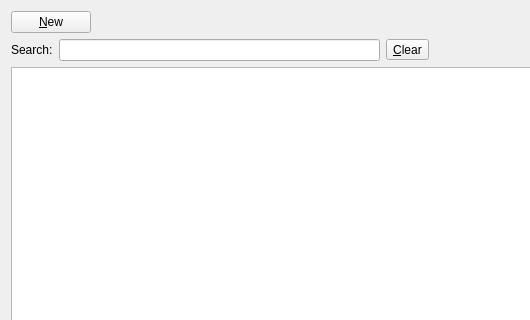
Before: the Qt Designer form client/src/pages/page.ui in KDAB/FatCRM, drawn with Qt 5; both pictures show x 0 to 530 and y 0 to 320 of the 773 by 576 pixel window.
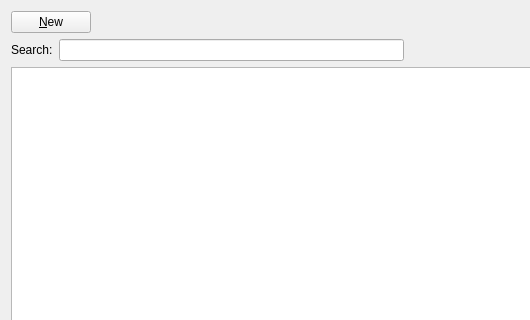
After: the same form once the commit is applied. Icons and pictures are not drawn. Custom widgets are drawn as their Qt base class.

```diff
--- a/client/src/pages/page.ui
+++ b/client/src/pages/page.ui
@@ -60,12 +60,9 @@
         </widget>
        </item>
        <item>
-        <widget class="QLineEdit" name="searchLE"/>
-       </item>
-       <item>
-        <widget class="QToolButton" name="clearSearchPB">
-         <property name="text">
-          <string>&amp;Clear</string>
+        <widget class="QLineEdit" name="searchLE">
+         <property name="clearButtonEnabled">
+          <bool>true</bool>
          </property>
         </widget>
        </item>
```
Left out of the diff: 3 changed lines with no effect on the pictures.
